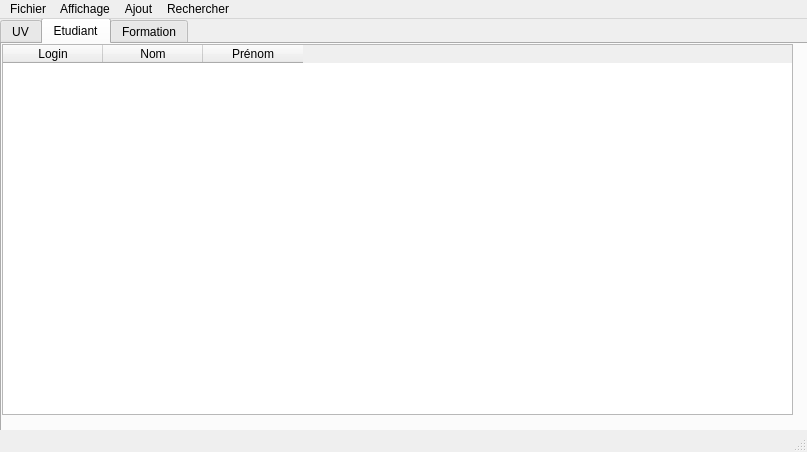
Timost/LO21, file mainfenetre.ui: the form before one commit.
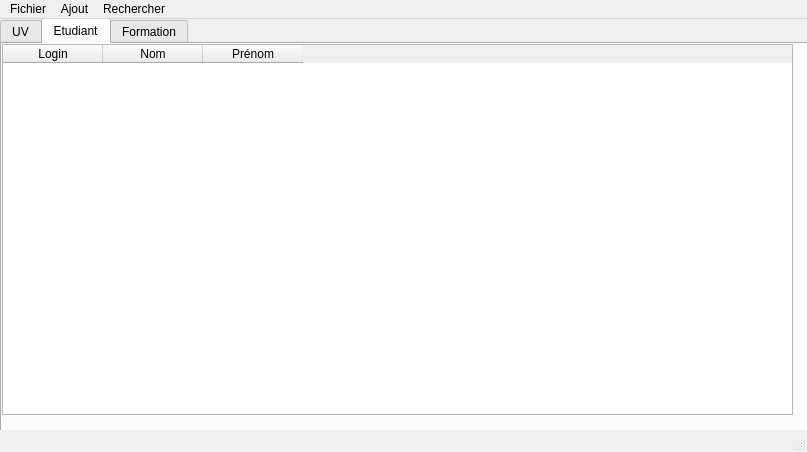
The form after the commit. The open tabs and pages were chosen to show the change.

```diff
--- a/mainfenetre.ui
+++ b/mainfenetre.ui
@@ -132,14 +132,6 @@
     <addaction name="actionAjouter_UV"/>
     <addaction name="actionAjouter_Formation"/>
    </widget>
-   <widget class="QMenu" name="menuRecherche">
-    <property name="title">
-     <string>Affichage</string>
-    </property>
-    <addaction name="actionAfficher_uv"/>
-    <addaction name="actionAfficher_Etudiant"/>
-    <addaction name="actionAfficher_Formation"/>
-   </widget>
    <widget class="QMenu" name="menuRechercher_2">
     <property name="title">
      <string>Rechercher</string>
@@ -149,7 +141,6 @@
     <addaction name="actionRechercher_Formation"/>
    </widget>
    <addaction name="menuFichier"/>
-   <addaction name="menuRecherche"/>
    <addaction name="menuEdition"/>
    <addaction name="menuRechercher_2"/>
   </widget>
```
Left out of the diff: 2 changed lines with no effect on the pictures.
